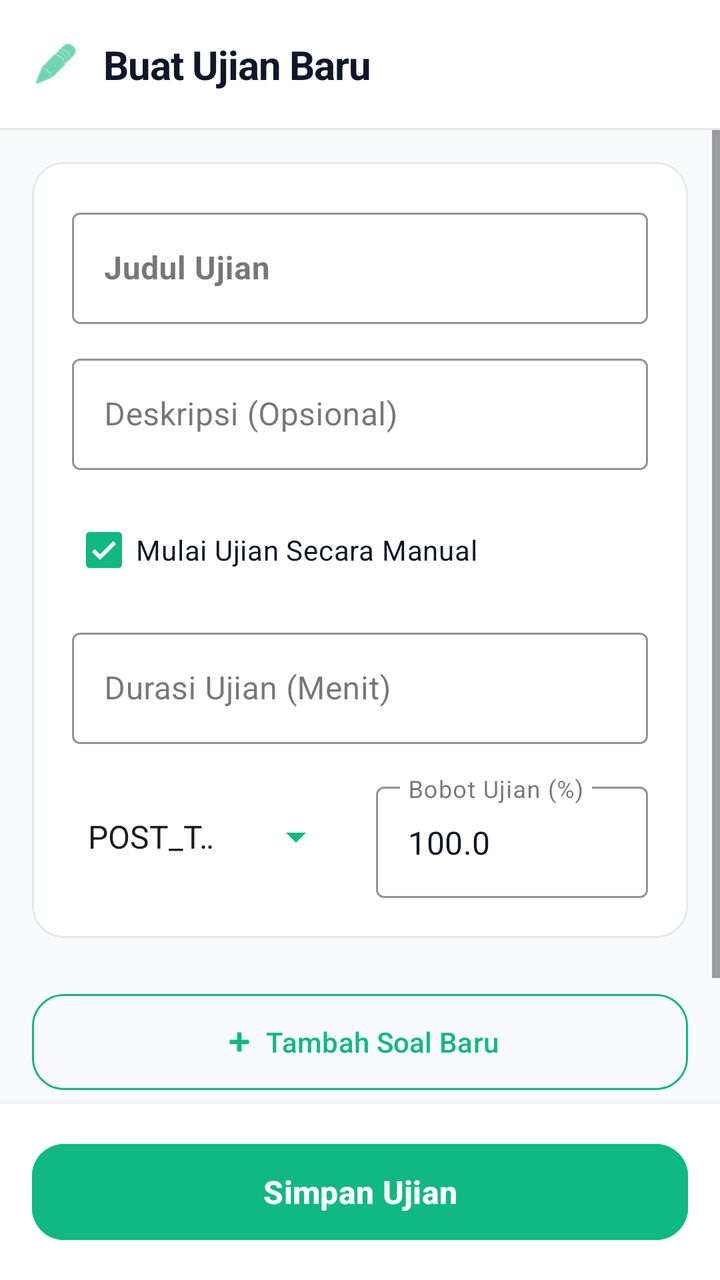
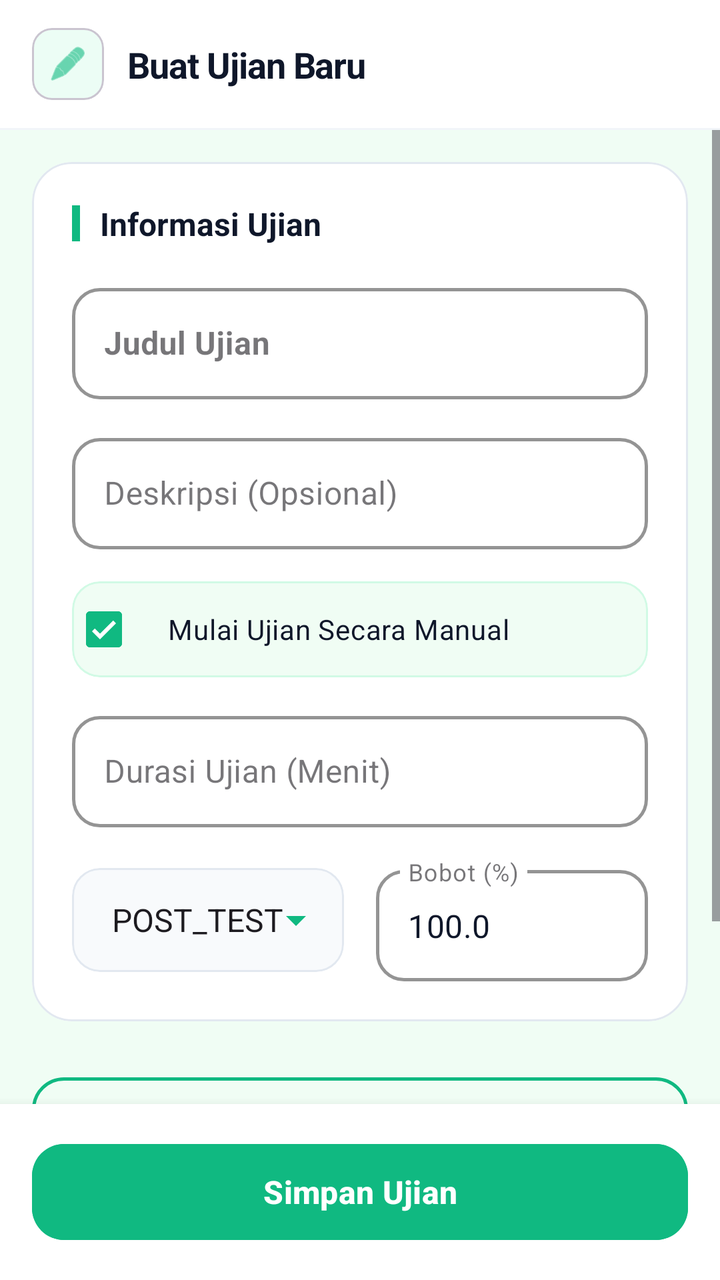

Compare the two renders of this Android layout. The source of the first and the diff that turns it into the second are given below.
<!-- AndroidManifest.xml: application theme Theme.IFUnjaniExam -->
<!-- res/layout/activity_create_exam.xml -->
<?xml version="1.0" encoding="utf-8"?>
<androidx.constraintlayout.widget.ConstraintLayout xmlns:android="http://schemas.android.com/apk/res/android"
    xmlns:app="http://schemas.android.com/apk/res-auto"
    android:layout_width="match_parent"
    android:layout_height="match_parent"
    android:background="#F8FAFC">

    <com.google.android.material.appbar.AppBarLayout
        android:id="@+id/appBarLayout"
        android:layout_width="match_parent"
        android:layout_height="wrap_content"
        app:elevation="0dp"
        android:background="#FFFFFF"
        app:layout_constraintTop_toTopOf="parent">

        <androidx.constraintlayout.widget.ConstraintLayout
            android:id="@+id/topBar"
            android:layout_width="match_parent"
            android:layout_height="?attr/actionBarSize">

            <ImageView
                android:id="@+id/ivIcon"
                android:layout_width="24dp"
                android:layout_height="24dp"
                android:layout_marginStart="16dp"
                android:src="@android:drawable/ic_menu_edit"
                app:tint="#10B981"
                app:layout_constraintBottom_toBottomOf="parent"
                app:layout_constraintStart_toStartOf="parent"
                app:layout_constraintTop_toTopOf="parent" />

            <TextView
                android:id="@+id/tvHeaderTitle"
                android:layout_width="wrap_content"
                android:layout_height="wrap_content"
                android:layout_marginStart="12dp"
                android:text="Buat Ujian Baru"
                android:textColor="#0F172A"
                android:textSize="20sp"
                android:textStyle="bold"
                android:letterSpacing="-0.02"
                app:layout_constraintBottom_toBottomOf="parent"
                app:layout_constraintStart_toEndOf="@id/ivIcon"
                app:layout_constraintTop_toTopOf="parent" />
        </androidx.constraintlayout.widget.ConstraintLayout>

        <View
            android:layout_width="match_parent"
            android:layout_height="1dp"
            android:background="#E2E8F0" />
    </com.google.android.material.appbar.AppBarLayout>

    <ScrollView
        android:layout_width="match_parent"
        android:layout_height="0dp"
        android:clipToPadding="false"
        android:paddingBottom="24dp"
        app:layout_constraintTop_toBottomOf="@id/appBarLayout"
        app:layout_constraintBottom_toTopOf="@id/bottomBar">

        <LinearLayout
            android:layout_width="match_parent"
            android:layout_height="wrap_content"
            android:orientation="vertical"
            android:padding="16dp">

            <com.google.android.material.card.MaterialCardView
                android:layout_width="match_parent"
                android:layout_height="wrap_content"
                android:layout_marginBottom="16dp"
                app:cardBackgroundColor="#FFFFFF"
                app:cardCornerRadius="16dp"
                app:cardElevation="0dp"
                app:strokeColor="#E2E8F0"
                app:strokeWidth="1dp">

                <LinearLayout
                    android:layout_width="match_parent"
                    android:layout_height="wrap_content"
                    android:orientation="vertical"
                    android:padding="20dp">

                    <com.google.android.material.textfield.TextInputLayout
                        android:layout_width="match_parent"
                        android:layout_height="wrap_content"
                        style="@style/Widget.MaterialComponents.TextInputLayout.OutlinedBox"
                        app:boxStrokeColor="#10B981"
                        app:hintTextColor="#10B981"
                        android:layout_marginBottom="12dp">
                        
                        <com.google.android.material.textfield.TextInputEditText
                            android:id="@+id/etExamTitle"
                            android:layout_width="match_parent"
                            android:layout_height="wrap_content"
                            android:hint="Judul Ujian"
                            android:textColor="#0F172A"
                            android:textStyle="bold" />
                    </com.google.android.material.textfield.TextInputLayout>

                    <com.google.android.material.textfield.TextInputLayout
                        android:layout_width="match_parent"
                        android:layout_height="wrap_content"
                        style="@style/Widget.MaterialComponents.TextInputLayout.OutlinedBox"
                        app:boxStrokeColor="#10B981"
                        app:hintTextColor="#10B981"
                        android:layout_marginBottom="16dp">
                        
                        <com.google.android.material.textfield.TextInputEditText
                            android:id="@+id/etExamDesc"
                            android:layout_width="match_parent"
                            android:layout_height="wrap_content"
                            android:hint="Deskripsi (Opsional)"
                            android:textColor="#0F172A" />
                    </com.google.android.material.textfield.TextInputLayout>

                    <com.google.android.material.checkbox.MaterialCheckBox
                        android:id="@+id/cbManualStart"
                        android:layout_width="match_parent"
                        android:layout_height="wrap_content"
                        android:text="Mulai Ujian Secara Manual"
                        android:textColor="#0F172A"
                        app:buttonTint="#10B981"
                        android:checked="true"
                        android:layout_marginBottom="12dp" />

                    <LinearLayout
                        android:id="@+id/llTimePicker"
                        android:layout_width="match_parent"
                        android:layout_height="wrap_content"
                        android:orientation="horizontal"
                        android:layout_marginBottom="12dp"
                        android:visibility="gone">

                        <com.google.android.material.textfield.TextInputLayout
                            android:layout_width="0dp"
                            android:layout_height="wrap_content"
                            android:layout_weight="1"
                            android:layout_marginEnd="8dp"
                            style="@style/Widget.MaterialComponents.TextInputLayout.OutlinedBox"
                            app:boxStrokeColor="#10B981">
                            <com.google.android.material.textfield.TextInputEditText
                                android:id="@+id/etStartTime"
                                android:layout_width="match_parent"
                                android:layout_height="wrap_content"
                                android:hint="Waktu Mulai"
                                android:textColor="#0F172A"
                                android:focusable="false" />
                        </com.google.android.material.textfield.TextInputLayout>

                        <com.google.android.material.textfield.TextInputLayout
                            android:layout_width="0dp"
                            android:layout_height="wrap_content"
                            android:layout_weight="1"
                            android:layout_marginStart="8dp"
                            style="@style/Widget.MaterialComponents.TextInputLayout.OutlinedBox"
                            app:boxStrokeColor="#10B981">
                            <com.google.android.material.textfield.TextInputEditText
                                android:id="@+id/etEndTime"
                                android:layout_width="match_parent"
                                android:layout_height="wrap_content"
                                android:hint="Waktu Selesai"
                                android:textColor="#0F172A"
                                android:focusable="false" />
                        </com.google.android.material.textfield.TextInputLayout>
                    </LinearLayout>

                    <com.google.android.material.textfield.TextInputLayout
                        android:layout_width="match_parent"
                        android:layout_height="wrap_content"
                        style="@style/Widget.MaterialComponents.TextInputLayout.OutlinedBox"
                        app:boxStrokeColor="#10B981"
                        app:hintTextColor="#10B981"
                        android:layout_marginBottom="16dp">
                        <com.google.android.material.textfield.TextInputEditText
                            android:id="@+id/etDuration"
                            android:layout_width="match_parent"
                            android:layout_height="wrap_content"
                            android:hint="Durasi Ujian (Menit)"
                            android:textColor="#0F172A"
                            android:inputType="number" />
                    </com.google.android.material.textfield.TextInputLayout>

                    <LinearLayout
                        android:layout_width="match_parent"
                        android:layout_height="wrap_content"
                        android:orientation="horizontal"
                        android:gravity="center_vertical"
                        android:weightSum="2">

                        <Spinner
                            android:id="@+id/spCategory"
                            android:layout_width="0dp"
                            android:layout_weight="1"
                            android:layout_height="48dp"
                            android:layout_marginEnd="8dp"
                            android:backgroundTint="#10B981"
                            android:entries="@array/exam_categories" />

                        <com.google.android.material.textfield.TextInputLayout
                            android:layout_width="0dp"
                            android:layout_height="wrap_content"
                            android:layout_weight="1"
                            android:layout_marginStart="8dp"
                            style="@style/Widget.MaterialComponents.TextInputLayout.OutlinedBox"
                            app:boxStrokeColor="#10B981"
                            app:hintTextColor="#10B981">
                            <com.google.android.material.textfield.TextInputEditText
                                android:id="@+id/etExamWeight"
                                android:layout_width="match_parent"
                                android:layout_height="wrap_content"
                                android:hint="Bobot Ujian (%)"
                                android:textColor="#0F172A"
                                android:inputType="numberDecimal"
                                android:text="100.0" />
                        </com.google.android.material.textfield.TextInputLayout>
                    </LinearLayout>
                </LinearLayout>
            </com.google.android.material.card.MaterialCardView>

            
            <LinearLayout
                android:id="@+id/llQuestionsContainer"
                android:layout_width="match_parent"
                android:layout_height="wrap_content"
                android:orientation="vertical" />

            <com.google.android.material.button.MaterialButton
                android:id="@+id/btnAddQuestion"
                android:layout_width="match_parent"
                android:layout_height="56dp"
                android:layout_marginTop="8dp"
                android:layout_marginBottom="32dp"
                android:text="Tambah Soal Baru"
                style="@style/Widget.Material3.Button.OutlinedButton"
                app:strokeColor="#10B981"
                android:textColor="#10B981"
                app:icon="@android:drawable/ic_input_add"
                app:iconTint="#10B981"
                app:iconGravity="textStart"
                app:cornerRadius="16dp" />

        </LinearLayout>
    </ScrollView>

    <LinearLayout
        android:id="@+id/bottomBar"
        android:layout_width="match_parent"
        android:layout_height="wrap_content"
        android:background="#FFFFFF"
        android:elevation="8dp"
        android:padding="16dp"
        app:layout_constraintBottom_toBottomOf="parent">

        <com.google.android.material.button.MaterialButton
            android:id="@+id/btnSaveExam"
            android:layout_width="match_parent"
            android:layout_height="56dp"
            android:text="Simpan Ujian"
            android:backgroundTint="#10B981"
            android:textColor="#FFFFFF"
            android:textSize="16sp"
            android:textStyle="bold"
            app:cornerRadius="16dp" />
    </LinearLayout>

</androidx.constraintlayout.widget.ConstraintLayout>
<!-- resources referenced by this layout -->
<resources>
  <string-array name="exam_categories">
          <item>POST_TEST</item>
          <item>QUIZ</item>
          <item>UTS</item>
          <item>UAS</item>
          <item>OTHER</item>
      </string-array>
  <style name="Theme.IFUnjaniExam" parent="Base.Theme.IFUnjaniExam" />
  <style name="Base.Theme.IFUnjaniExam" parent="Theme.Material3.DayNight.NoActionBar">
          
          
      </style>
</resources>

<!-- the commit's change to res/layout/activity_create_exam.xml (unified diff, before → after) -->
@@ -3,8 +3,9 @@
     xmlns:app="http://schemas.android.com/apk/res-auto"
     android:layout_width="match_parent"
     android:layout_height="match_parent"
-    android:background="#F8FAFC">
-
+    android:background="#F0FDF4">
+
+    
     <com.google.android.material.appbar.AppBarLayout
         android:id="@+id/appBarLayout"
         android:layout_width="match_parent"
@@ -18,16 +19,26 @@
             android:layout_width="match_parent"
             android:layout_height="?attr/actionBarSize">
 
-            <ImageView
-                android:id="@+id/ivIcon"
-                android:layout_width="24dp"
-                android:layout_height="24dp"
+            <com.google.android.material.card.MaterialCardView
+                android:id="@+id/iconBox"
+                android:layout_width="36dp"
+                android:layout_height="36dp"
                 android:layout_marginStart="16dp"
-                android:src="@android:drawable/ic_menu_edit"
-                app:tint="#10B981"
+                app:cardCornerRadius="10dp"
+                app:cardElevation="0dp"
+                app:cardBackgroundColor="#ECFDF5"
                 app:layout_constraintBottom_toBottomOf="parent"
                 app:layout_constraintStart_toStartOf="parent"
-                app:layout_constraintTop_toTopOf="parent" />
+                app:layout_constraintTop_toTopOf="parent">
+
+                <ImageView
+                    android:id="@+id/ivIcon"
+                    android:layout_width="20dp"
+                    android:layout_height="20dp"
+                    android:layout_gravity="center"
+                    android:src="@android:drawable/ic_menu_edit"
+                    app:tint="#10B981" />
+            </com.google.android.material.card.MaterialCardView>
 
             <TextView
                 android:id="@+id/tvHeaderTitle"
@@ -36,20 +47,21 @@
                 android:layout_marginStart="12dp"
                 android:text="Buat Ujian Baru"
                 android:textColor="#0F172A"
-                android:textSize="20sp"
+                android:textSize="18sp"
                 android:textStyle="bold"
                 android:letterSpacing="-0.02"
                 app:layout_constraintBottom_toBottomOf="parent"
-                app:layout_constraintStart_toEndOf="@id/ivIcon"
+                app:layout_constraintStart_toEndOf="@id/iconBox"
                 app:layout_constraintTop_toTopOf="parent" />
         </androidx.constraintlayout.widget.ConstraintLayout>
 
         <View
             android:layout_width="match_parent"
             android:layout_height="1dp"
-            android:background="#E2E8F0" />
+            android:background="#F1F5F9" />
     </com.google.android.material.appbar.AppBarLayout>
 
+    
     <ScrollView
         android:layout_width="match_parent"
         android:layout_height="0dp"
@@ -64,12 +76,13 @@
             android:orientation="vertical"
             android:padding="16dp">
 
+            
             <com.google.android.material.card.MaterialCardView
                 android:layout_width="match_parent"
                 android:layout_height="wrap_content"
                 android:layout_marginBottom="16dp"
                 app:cardBackgroundColor="#FFFFFF"
-                app:cardCornerRadius="16dp"
+                app:cardCornerRadius="20dp"
                 app:cardElevation="0dp"
                 app:strokeColor="#E2E8F0"
                 app:strokeWidth="1dp">
@@ -80,14 +93,44 @@
                     android:orientation="vertical"
                     android:padding="20dp">
 
+                    
+                    <LinearLayout
+                        android:layout_width="match_parent"
+                        android:layout_height="wrap_content"
+                        android:gravity="center_vertical"
+                        android:orientation="horizontal"
+                        android:layout_marginBottom="16dp">
+
+                        <View
+                            android:layout_width="4dp"
+                            android:layout_height="18dp"
+                            android:background="#10B981"
+                            android:layout_marginEnd="10dp"
+                            app:cornerRadius="4dp" />
+
+                        <TextView
+                            android:layout_width="wrap_content"
+                            android:layout_height="wrap_content"
+                            android:text="Informasi Ujian"
+                            android:textColor="#0F172A"
+                            android:textSize="16sp"
+                            android:textStyle="bold" />
+                    </LinearLayout>
+
+                    
                     <com.google.android.material.textfield.TextInputLayout
                         android:layout_width="match_parent"
                         android:layout_height="wrap_content"
                         style="@style/Widget.MaterialComponents.TextInputLayout.OutlinedBox"
                         app:boxStrokeColor="#10B981"
+                        app:boxStrokeWidth="1.5dp"
                         app:hintTextColor="#10B981"
-                        android:layout_marginBottom="12dp">
-                        
+                        app:boxCornerRadiusTopStart="14dp"
+                        app:boxCornerRadiusTopEnd="14dp"
+                        app:boxCornerRadiusBottomStart="14dp"
+                        app:boxCornerRadiusBottomEnd="14dp"
+                        android:layout_marginBottom="14dp">
+
                         <com.google.android.material.textfield.TextInputEditText
                             android:id="@+id/etExamTitle"
                             android:layout_width="match_parent"
@@ -97,14 +140,20 @@
                             android:textStyle="bold" />
                     </com.google.android.material.textfield.TextInputLayout>
 
+                    
                     <com.google.android.material.textfield.TextInputLayout
                         android:layout_width="match_parent"
                         android:layout_height="wrap_content"
                         style="@style/Widget.MaterialComponents.TextInputLayout.OutlinedBox"
                         app:boxStrokeColor="#10B981"
+                        app:boxStrokeWidth="1.5dp"
                         app:hintTextColor="#10B981"
+                        app:boxCornerRadiusTopStart="14dp"
+                        app:boxCornerRadiusTopEnd="14dp"
+                        app:boxCornerRadiusBottomStart="14dp"
+                        app:boxCornerRadiusBottomEnd="14dp"
                         android:layout_marginBottom="16dp">
-                        
+
                         <com.google.android.material.textfield.TextInputEditText
                             android:id="@+id/etExamDesc"
                             android:layout_width="match_parent"
@@ -113,22 +162,37 @@
                             android:textColor="#0F172A" />
                     </com.google.android.material.textfield.TextInputLayout>
 
-                    <com.google.android.material.checkbox.MaterialCheckBox
-                        android:id="@+id/cbManualStart"
-                        android:layout_width="match_parent"
-                        android:layout_height="wrap_content"
-                        android:text="Mulai Ujian Secara Manual"
-                        android:textColor="#0F172A"
-                        app:buttonTint="#10B981"
-                        android:checked="true"
-                        android:layout_marginBottom="12dp" />
-
+                    
+                    <com.google.android.material.card.MaterialCardView
+                        android:layout_width="match_parent"
+                        android:layout_height="wrap_content"
+                        android:layout_marginBottom="14dp"
+                        app:cardCornerRadius="14dp"
+                        app:cardElevation="0dp"
+                        app:cardBackgroundColor="#F0FDF4"
+                        app:strokeColor="#D1FAE5"
+                        app:strokeWidth="1dp">
+
+                        <com.google.android.material.checkbox.MaterialCheckBox
+                            android:id="@+id/cbManualStart"
+                            android:layout_width="match_parent"
+                            android:layout_height="wrap_content"
+                            android:text="Mulai Ujian Secara Manual"
+                            android:textColor="#0F172A"
+                            android:textSize="14sp"
+                            app:buttonTint="#10B981"
+                            android:checked="true"
+                            android:paddingHorizontal="16dp"
+                            android:paddingVertical="12dp" />
+                    </com.google.android.material.card.MaterialCardView>
+
+                    
                     <LinearLayout
                         android:id="@+id/llTimePicker"
                         android:layout_width="match_parent"
                         android:layout_height="wrap_content"
                         android:orientation="horizontal"
-                        android:layout_marginBottom="12dp"
+                        android:layout_marginBottom="14dp"
                         android:visibility="gone">
 
                         <com.google.android.material.textfield.TextInputLayout
@@ -137,7 +201,13 @@
                             android:layout_weight="1"
                             android:layout_marginEnd="8dp"
                             style="@style/Widget.MaterialComponents.TextInputLayout.OutlinedBox"
-                            app:boxStrokeColor="#10B981">
+                            app:boxStrokeColor="#10B981"
+                            app:boxStrokeWidth="1.5dp"
+                            app:boxCornerRadiusTopStart="14dp"
+                            app:boxCornerRadiusTopEnd="14dp"
+                            app:boxCornerRadiusBottomStart="14dp"
+                            app:boxCornerRadiusBottomEnd="14dp">
+
                             <com.google.android.material.textfield.TextInputEditText
                                 android:id="@+id/etStartTime"
                                 android:layout_width="match_parent"
@@ -153,7 +223,13 @@
                             android:layout_weight="1"
                             android:layout_marginStart="8dp"
                             style="@style/Widget.MaterialComponents.TextInputLayout.OutlinedBox"
-                            app:boxStrokeColor="#10B981">
+                            app:boxStrokeColor="#10B981"
+                            app:boxStrokeWidth="1.5dp"
+                            app:boxCornerRadiusTopStart="14dp"
+                            app:boxCornerRadiusTopEnd="14dp"
+                            app:boxCornerRadiusBottomStart="14dp"
+                            app:boxCornerRadiusBottomEnd="14dp">
+
                             <com.google.android.material.textfield.TextInputEditText
                                 android:id="@+id/etEndTime"
                                 android:layout_width="match_parent"
@@ -164,13 +240,20 @@
                         </com.google.android.material.textfield.TextInputLayout>
                     </LinearLayout>
 
+                    
                     <com.google.android.material.textfield.TextInputLayout
                         android:layout_width="match_parent"
                         android:layout_height="wrap_content"
                         style="@style/Widget.MaterialComponents.TextInputLayout.OutlinedBox"
                         app:boxStrokeColor="#10B981"
+                        app:boxStrokeWidth="1.5dp"
                         app:hintTextColor="#10B981"
+                        app:boxCornerRadiusTopStart="14dp"
+                        app:boxCornerRadiusTopEnd="14dp"
+                        app:boxCornerRadiusBottomStart="14dp"
+                        app:boxCornerRadiusBottomEnd="14dp"
                         android:layout_marginBottom="16dp">
+
                         <com.google.android.material.textfield.TextInputEditText
                             android:id="@+id/etDuration"
                             android:layout_width="match_parent"
@@ -180,6 +263,7 @@
                             android:inputType="number" />
                     </com.google.android.material.textfield.TextInputLayout>
 
+                    
                     <LinearLayout
                         android:layout_width="match_parent"
                         android:layout_height="wrap_content"
@@ -187,14 +271,25 @@
                         android:gravity="center_vertical"
                         android:weightSum="2">
 
-                        <Spinner
-                            android:id="@+id/spCategory"
+                        <com.google.android.material.card.MaterialCardView
                             android:layout_width="0dp"
                             android:layout_weight="1"
-                            android:layout_height="48dp"
+                            android:layout_height="52dp"
                             android:layout_marginEnd="8dp"
-                            android:backgroundTint="#10B981"
-                            android:entries="@array/exam_categories" />
+                            app:cardCornerRadius="14dp"
+                            app:cardElevation="0dp"
+                            app:cardBackgroundColor="#F8FAFC"
+                            app:strokeColor="#E2E8F0"
+                            app:strokeWidth="1dp">
+
+                            <Spinner
+                                android:id="@+id/spCategory"
+                                android:layout_width="match_parent"
+                                android:layout_height="match_parent"
+                                android:paddingHorizontal="12dp"
+                                android:backgroundTint="#10B981"
+                                android:entries="@array/exam_categories" />
+                        </com.google.android.material.card.MaterialCardView>
 
                         <com.google.android.material.textfield.TextInputLayout
                             android:layout_width="0dp"
@@ -203,17 +298,24 @@
                             android:layout_marginStart="8dp"
                             style="@style/Widget.MaterialComponents.TextInputLayout.OutlinedBox"
                             app:boxStrokeColor="#10B981"
-                            app:hintTextColor="#10B981">
+                            app:boxStrokeWidth="1.5dp"
+                            app:hintTextColor="#10B981"
+                            app:boxCornerRadiusTopStart="14dp"
+                            app:boxCornerRadiusTopEnd="14dp"
+                            app:boxCornerRadiusBottomStart="14dp"
+                            app:boxCornerRadiusBottomEnd="14dp">
+
                             <com.google.android.material.textfield.TextInputEditText
                                 android:id="@+id/etExamWeight"
                                 android:layout_width="match_parent"
                                 android:layout_height="wrap_content"
-                                android:hint="Bobot Ujian (%)"
+                                android:hint="Bobot (%)"
                                 android:textColor="#0F172A"
                                 android:inputType="numberDecimal"
                                 android:text="100.0" />
                         </com.google.android.material.textfield.TextInputLayout>
                     </LinearLayout>
+
                 </LinearLayout>
             </com.google.android.material.card.MaterialCardView>
 
@@ -224,24 +326,26 @@
                 android:layout_height="wrap_content"
                 android:orientation="vertical" />
 
+            
             <com.google.android.material.button.MaterialButton
                 android:id="@+id/btnAddQuestion"
                 android:layout_width="match_parent"
-                android:layout_height="56dp"
+                android:layout_height="52dp"
                 android:layout_marginTop="8dp"
                 android:layout_marginBottom="32dp"
-                android:text="Tambah Soal Baru"
+                android:text="＋  Tambah Soal Baru"
                 style="@style/Widget.Material3.Button.OutlinedButton"
                 app:strokeColor="#10B981"
+                app:strokeWidth="1.5dp"
                 android:textColor="#10B981"
-                app:icon="@android:drawable/ic_input_add"
-                app:iconTint="#10B981"
-                app:iconGravity="textStart"
+                android:textSize="14sp"
+                android:textStyle="bold"
                 app:cornerRadius="16dp" />
 
         </LinearLayout>
     </ScrollView>
 
+    
     <LinearLayout
         android:id="@+id/bottomBar"
         android:layout_width="match_parent"
